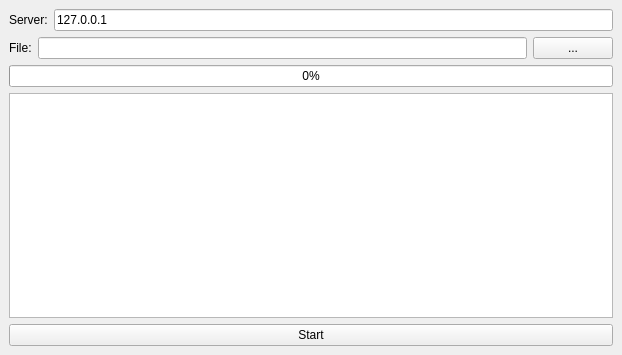
Before: the Qt Designer form FWTP_Client/mainwindow.ui in memric/FWTP, drawn with Qt 5.
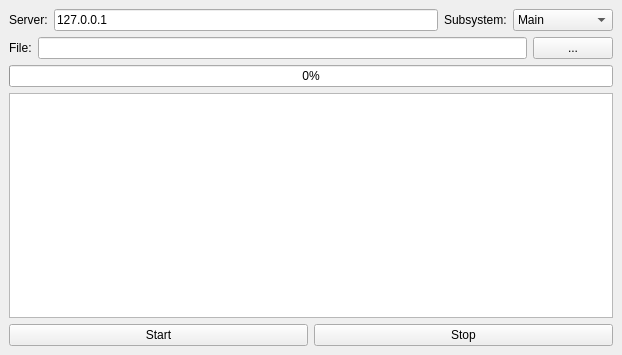
After: the same form once the commit is applied.

Commit message: добавлен FileID

```diff
--- a/FWTP_Client/mainwindow.ui
+++ b/FWTP_Client/mainwindow.ui
@@ -31,6 +31,32 @@
         </property>
        </widget>
       </item>
+      <item>
+       <widget class="QLabel" name="lbSubsystem">
+        <property name="text">
+         <string>Subsystem:</string>
+        </property>
+       </widget>
+      </item>
+      <item>
+       <widget class="QComboBox" name="cbSubsystem">
+        <item>
+         <property name="text">
+          <string>Main</string>
+         </property>
+        </item>
+        <item>
+         <property name="text">
+          <string>Subsystem 1</string>
+         </property>
+        </item>
+        <item>
+         <property name="text">
+          <string>Subsystem 2</string>
+         </property>
+        </item>
+       </widget>
+      </item>
      </layout>
     </item>
     <item>
@@ -69,12 +95,23 @@
      </widget>
     </item>
     <item>
+     <layout class="QHBoxLayout" name="horizontalLayout_3">
+      <item>
      <widget class="QPushButton" name="pbStart">
       <property name="text">
        <string>Start</string>
       </property>
      </widget>
     </item>
+      <item>
+       <widget class="QPushButton" name="pbStop">
+        <property name="text">
+         <string>Stop</string>
+        </property>
+       </widget>
+      </item>
+     </layout>
+    </item>
    </layout>
   </widget>
   <widget class="QMenuBar" name="menubar">
```
Left out of the diff: 2 changed lines with no effect on the pictures. Lines whose indentation alone changed are shown as unchanged. The commit also changes 2 other files.
